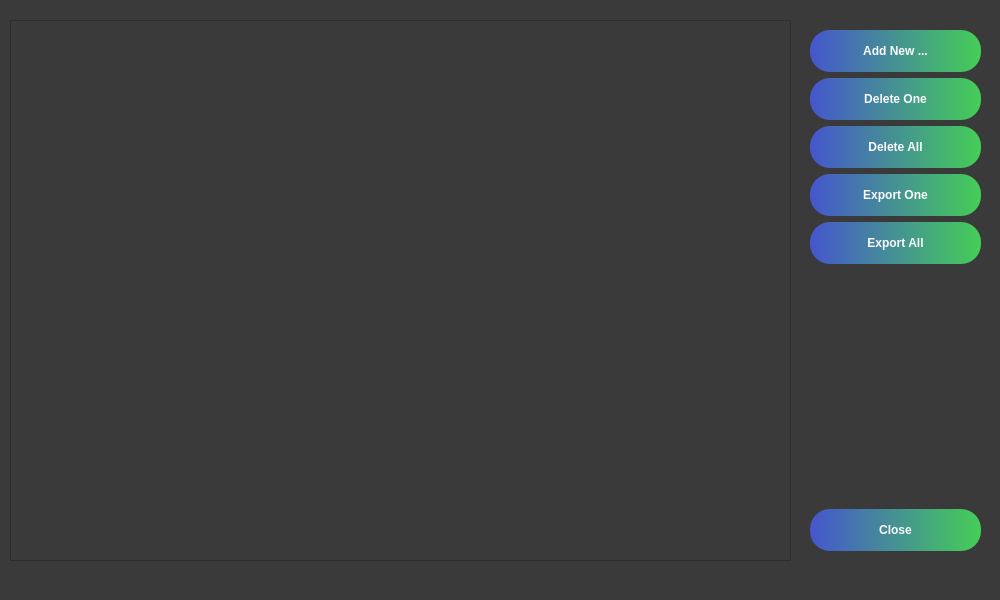
The window that PartyList.ui (hrosicka/PyQtPartyList) describes before a commit, drawn with Qt 5.
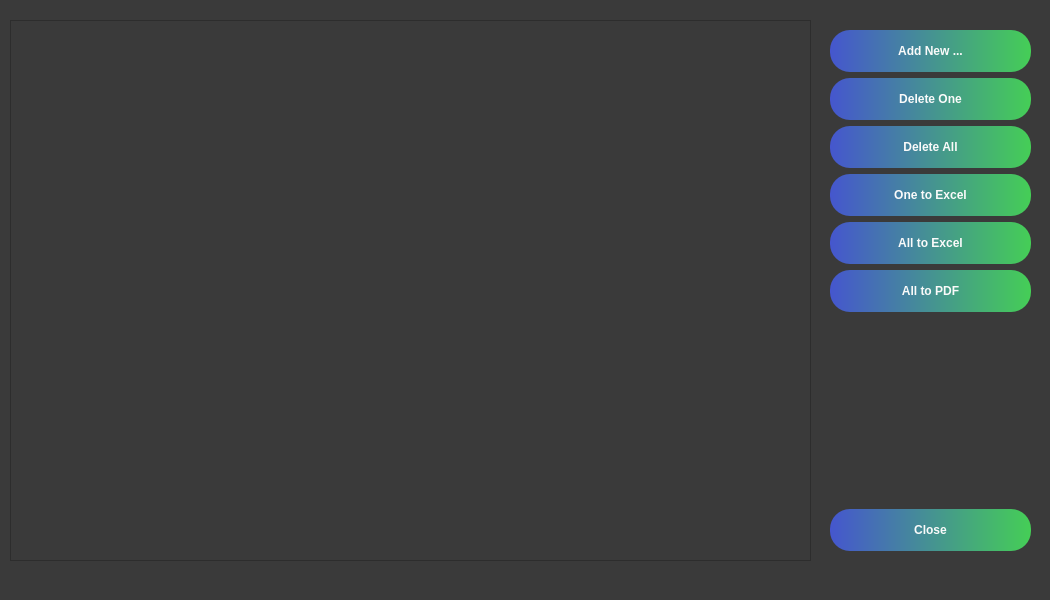
The same window after the commit.

Commit message: PDF Expot added, design improvement

Diff of the .ui file:
```diff
--- a/PartyList.ui
+++ b/PartyList.ui
@@ -9,7 +9,7 @@
    <rect>
     <x>0</x>
     <y>0</y>
-    <width>1000</width>
+    <width>1050</width>
     <height>600</height>
    </rect>
   </property>
@@ -21,13 +21,13 @@
   </property>
   <property name="minimumSize">
    <size>
-    <width>1000</width>
+    <width>1050</width>
     <height>600</height>
    </size>
   </property>
   <property name="maximumSize">
    <size>
-    <width>1000</width>
+    <width>1050</width>
     <height>600</height>
    </size>
   </property>
@@ -43,7 +43,7 @@
      <rect>
       <x>10</x>
       <y>20</y>
-      <width>781</width>
+      <width>801</width>
       <height>541</height>
      </rect>
     </property>
@@ -74,13 +74,13 @@
    <widget class="QWidget" name="verticalLayoutWidget">
     <property name="geometry">
      <rect>
-      <x>800</x>
+      <x>820</x>
       <y>20</y>
-      <width>191</width>
+      <width>221</width>
       <height>541</height>
      </rect>
     </property>
-    <layout class="QVBoxLayout" stretch="1,0,0,0,0,0,0">
+    <layout class="QVBoxLayout" stretch="1,0,0,0,0,0,0,0">
      <property name="leftMargin">
       <number>10</number>
      </property>
@@ -184,7 +184,7 @@
 padding-bottom: 5px;</string>
        </property>
        <property name="text">
-        <string>Export One</string>
+        <string>One to Excel</string>
        </property>
       </widget>
      </item>
@@ -208,7 +208,31 @@
 padding-bottom: 5px;</string>
        </property>
        <property name="text">
-        <string>Export All</string>
+        <string>All to Excel</string>
+       </property>
+      </widget>
+     </item>
+     <item>
+      <widget class="QPushButton" name="button_export_all_pdf">
+       <property name="toolTip">
+        <string>Export all your partygoers
+into PDF in one click!</string>
+       </property>
+       <property name="styleSheet">
+        <string notr="true">font: 75 10pt &quot;Microsoft YaHei UI&quot;;
+height: 32px;
+font-weight: bold;
+color: rgb(250, 250, 250);
+background-color: qlineargradient(spread:pad, x1:0, y1:0, x2:1, y2:0, stop:0 rgb(69, 86, 206), stop:1 rgb(69, 206, 86));
+border-style: solid;
+border-radius:20px;
+padding-left: 5px; 
+padding-right: 5px;
+padding-top: 5px; 
+padding-bottom: 5px;</string>
+       </property>
+       <property name="text">
+        <string>All to PDF</string>
        </property>
       </widget>
      </item>
```
Left out of the diff: 5 changed lines with no effect on the pictures. The commit also changes 1 other file.
